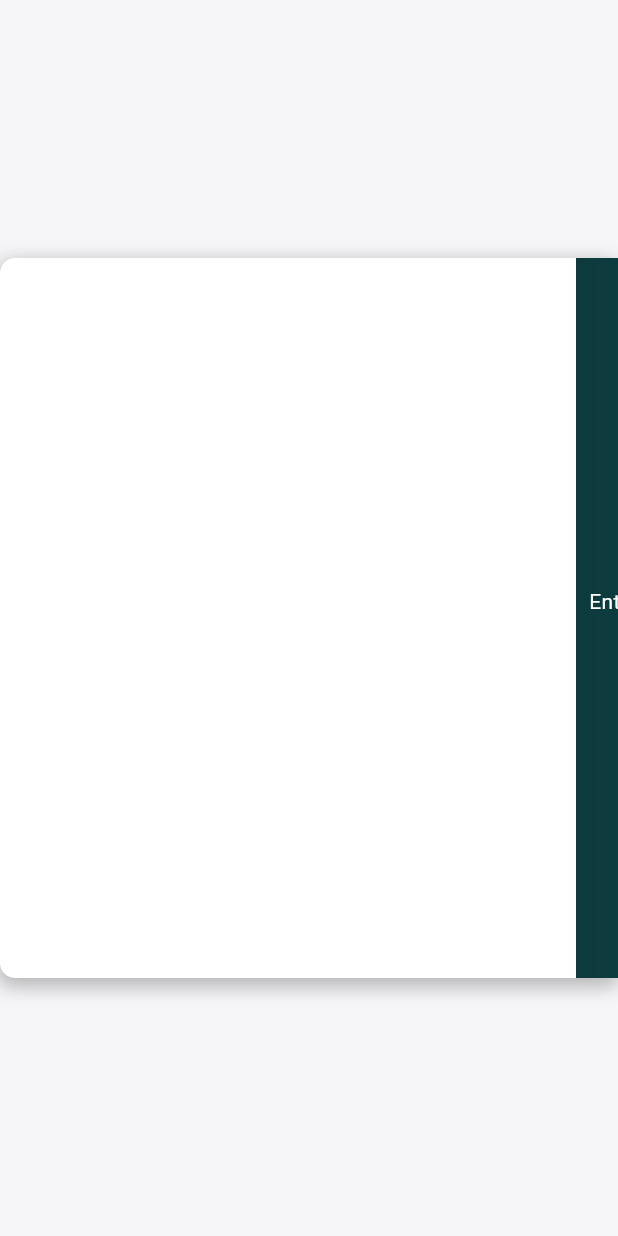
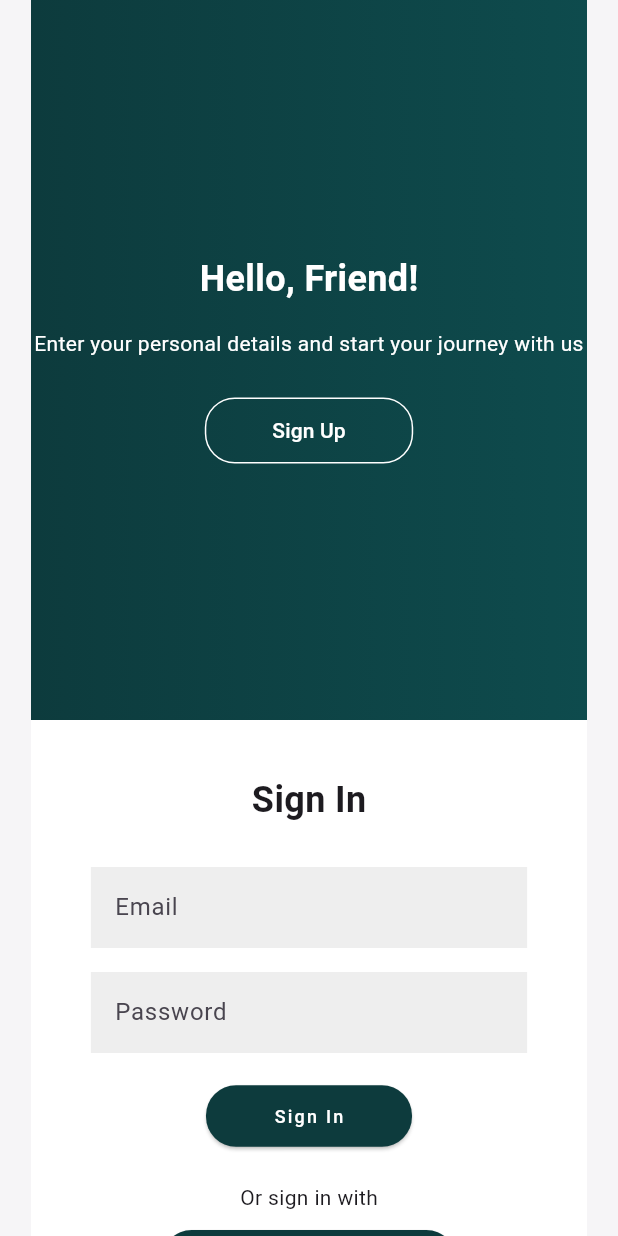
Before and after one commit to IsaacMcGrind/login_service, a Flutter app: the screen it shows after launch, on a phone screen of 412 x 824 dp. Run offline on Flutter 3.47's test engine with Material 3 defaults, Android fonts, the light colour scheme and no system bars; our stand-ins replace font_awesome_flutter.

Commit message:
responsiveness for phones

```diff
--- a/lib/main.dart
+++ b/lib/main.dart
@@ -1,3 +1,4 @@
+// File: lib/main.dart
 import 'package:flutter/material.dart';
 import 'widgets/auth_form.dart';
 import 'widgets/switch_panel.dart';
@@ -33,10 +34,15 @@ class _AuthPageState extends State<AuthPage> {
   Widget build(BuildContext context) {
     return Scaffold(
       backgroundColor: const Color(0xFFF6F5F7),
-      body: Center(
+      body: LayoutBuilder(
+        builder: (context, constraints) {
+          bool isMobile = constraints.maxWidth < 600;
+
+          return Center(
+            child: SingleChildScrollView(
               child: Container(
-          width: 768,
-          height: 480,
+                width: isMobile ? constraints.maxWidth * 0.9 : 768,
+                height: isMobile ? null : 480,
                 decoration: BoxDecoration(
                   color: Colors.white,
                   borderRadius: BorderRadius.circular(10),
@@ -49,7 +55,30 @@ class _AuthPageState extends State<AuthPage> {
                     ),
                   ],
                 ),
-          child: Stack(
+                child: isMobile
+                    ? Column(
+                        children: [
+                          SwitchPanel(
+                            isSignUp: isSignUp,
+                            toggle: () => setState(() => isSignUp = !isSignUp),
+                          ),
+                          isSignUp
+                              ? AuthForm(
+                                  title: 'Create Account',
+                                  inputs: const ['Name', 'Email', 'Password'],
+                                  buttonText: 'Sign Up',
+                                  onSubmit: () {},
+                                )
+                              : AuthForm(
+                                  title: 'Sign In',
+                                  inputs: const ['Email', 'Password'],
+                                  buttonText: 'Sign In',
+                                  onSubmit: () {},
+                                  showSocial: true,
+                                ),
+                        ],
+                      )
+                    : Stack(
                         children: [
                           AnimatedPositioned(
                             duration: const Duration(milliseconds: 1000),
@@ -58,8 +87,8 @@ class _AuthPageState extends State<AuthPage> {
                             child: AuthForm(
                               title: 'Create Account',
                               inputs: const ['Name', 'Email', 'Password'],
+                              onSubmit: () {},
                               buttonText: 'Sign Up',
-                  onSubmit: () {},
                             ),
                           ),
                           AnimatedPositioned(
@@ -69,8 +98,8 @@ class _AuthPageState extends State<AuthPage> {
                             child: AuthForm(
                               title: 'Sign In',
                               inputs: const ['Email', 'Password'],
+                              onSubmit: () {},
                               buttonText: 'Sign In',
-                  onSubmit: () {},
                               showSocial: true,
                             ),
                           ),
@@ -91,5 +120,8 @@ class _AuthPageState extends State<AuthPage> {
               ),
             ),
           );
+        },
+      ),
+    );
   }
 }
```
Lines whose indentation alone changed are shown as unchanged.
